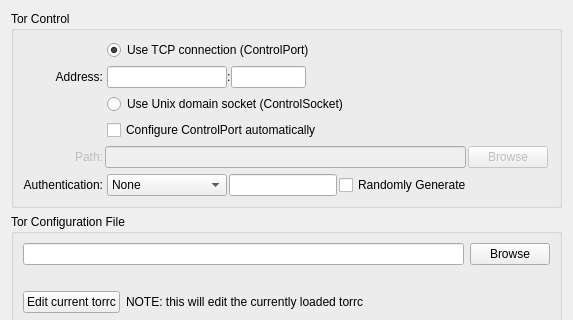
First picture: the form in src/vidalia/config/AdvancedPage.ui, repository kragen/vidalia, before the edit; both pictures show x 0 to 573 and y 0 to 320 of the 573 by 543 pixel window.
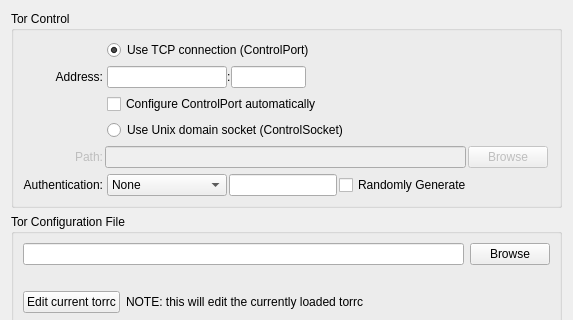
Second picture: the form after the edit.

Commit message:
Improve how the advance settings behave with the autoport
Tries to avoid confusion by just not displaying what host and port is being
used, so that it's completely transparent to the user.

What changed in the file:
```diff
--- a/src/vidalia/config/AdvancedPage.ui
+++ b/src/vidalia/config/AdvancedPage.ui
@@ -31,7 +31,7 @@
         <property name="verticalSpacing">
          <number>6</number>
         </property>
-        <item row="5" column="0">
+        <item row="6" column="0">
          <widget class="QLabel" name="lblAuth">
           <property name="text">
            <string>Authentication:</string>
@@ -51,7 +51,7 @@
           </property>
          </widget>
         </item>
-        <item row="5" column="2" colspan="3">
+        <item row="6" column="2" colspan="3">
          <layout class="QHBoxLayout">
           <property name="spacing">
            <number>2</number>
@@ -168,7 +168,7 @@
             <property name="sizeHint" stdset="0">
              <size>
               <width>40</width>
-              <height>20</height>
+              <height>0</height>
              </size>
             </property>
            </spacer>
@@ -185,7 +185,7 @@
           </property>
          </widget>
         </item>
-        <item row="4" column="0">
+        <item row="5" column="0">
          <widget class="QLabel" name="lblPath">
           <property name="enabled">
            <bool>false</bool>
@@ -198,21 +198,21 @@
           </property>
          </widget>
         </item>
-        <item row="4" column="1" colspan="2">
+        <item row="5" column="1" colspan="2">
          <widget class="QLineEdit" name="lineSocketPath">
           <property name="enabled">
            <bool>false</bool>
           </property>
          </widget>
         </item>
-        <item row="2" column="2">
+        <item row="3" column="2">
          <widget class="QRadioButton" name="rdoControlSocket">
           <property name="text">
            <string>Use Unix domain socket (ControlSocket)</string>
           </property>
          </widget>
         </item>
-        <item row="4" column="3">
+        <item row="5" column="3">
          <widget class="QPushButton" name="btnBrowseSocketPath">
           <property name="enabled">
            <bool>false</bool>
@@ -222,7 +222,7 @@
           </property>
          </widget>
         </item>
-        <item row="3" column="2">
+        <item row="2" column="2">
          <widget class="QCheckBox" name="chkAuto">
           <property name="text">
            <string>Configure ControlPort automatically</string>
```
The commit also changes 1 other file.
